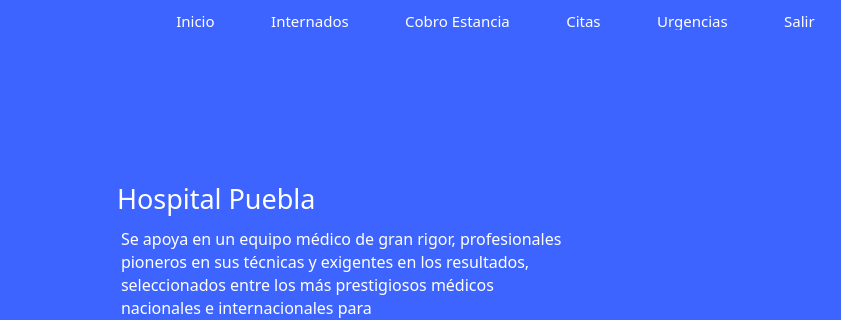
The window that hospital-Core/mainwindow.ui (MrDanielG/Hospital-SCRUM) describes before a commit, drawn with Qt 5; both pictures show x 525 to 1366 and y 0 to 320 of the 1366 by 750 pixel window.
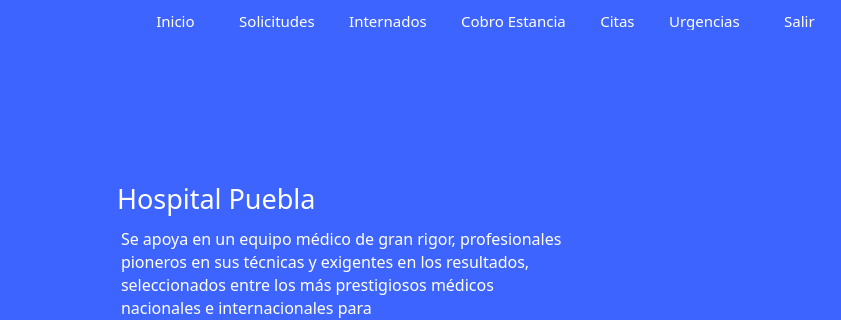
The same window after the commit. The open tabs and pages were chosen to show the change. Icons and pictures are not drawn.

Diff of the .ui file:
```diff
--- a/hospital-Core/mainwindow.ui
+++ b/hospital-Core/mainwindow.ui
@@ -1177,9 +1177,9 @@
      <widget class="QWidget" name="layoutWidget_3">
       <property name="geometry">
        <rect>
-        <x>690</x>
+        <x>670</x>
         <y>0</y>
-        <width>661</width>
+        <width>681</width>
         <height>41</height>
        </rect>
       </property>
@@ -1229,6 +1229,59 @@
          </property>
         </spacer>
        </item>
+       <item>
+        <widget class="QPushButton" name="btn_Solicitudes_Staff">
+         <property name="maximumSize">
+          <size>
+           <width>16777215</width>
+           <height>16777215</height>
+          </size>
+         </property>
+         <property name="font">
+          <font>
+           <family>Montserrat</family>
+           <pointsize>11</pointsize>
+           <weight>50</weight>
+           <bold>false</bold>
+          </font>
+         </property>
+         <property name="cursor">
+          <cursorShape>PointingHandCursor</cursorShape>
+         </property>
+         <property name="styleSheet">
+          <string notr="true">*{
+	border: none;
+	color: white;
+}
+
+:hover{
+	border-bottom: 1px solid #818181;
+}
+
+
+
+	
+
+</string>
+         </property>
+         <property name="text">
+          <string>Solicitudes</string>
+         </property>
+        </widget>
+       </item>
+       <item>
+        <spacer name="horizontalSpacer_18">
+         <property name="orientation">
+          <enum>Qt::Horizontal</enum>
+         </property>
+         <property name="sizeHint" stdset="0">
+          <size>
+           <width>40</width>
+           <height>20</height>
+          </size>
+         </property>
+        </spacer>
+       </item>
        <item>
         <widget class="QPushButton" name="btn_horario_medico_2">
          <property name="maximumSize">
```
Left out of the diff: 71 changed lines with no effect on the pictures.
